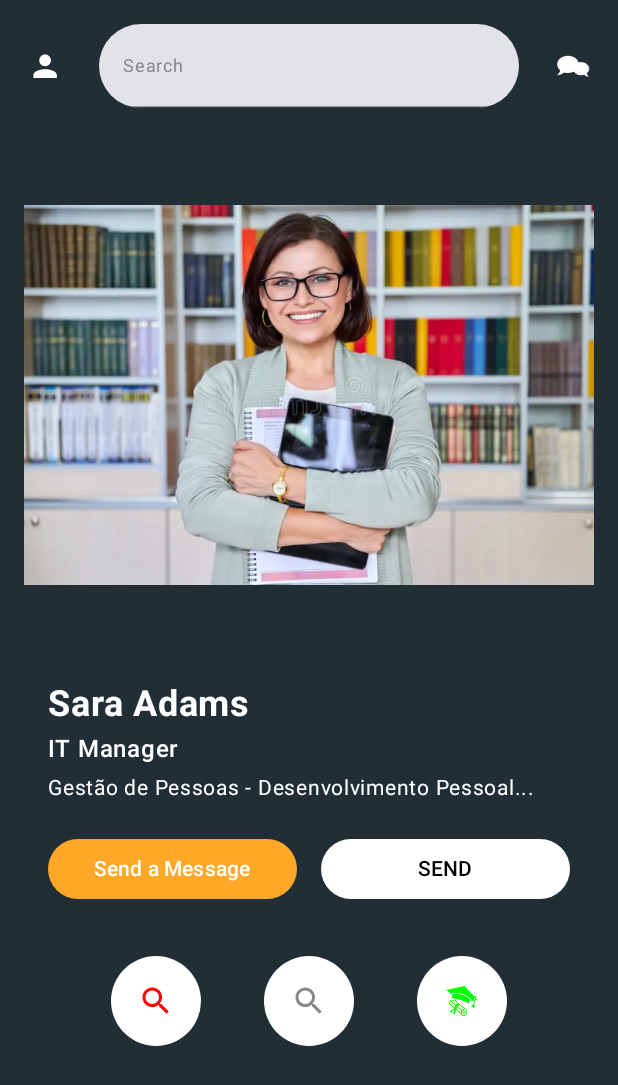
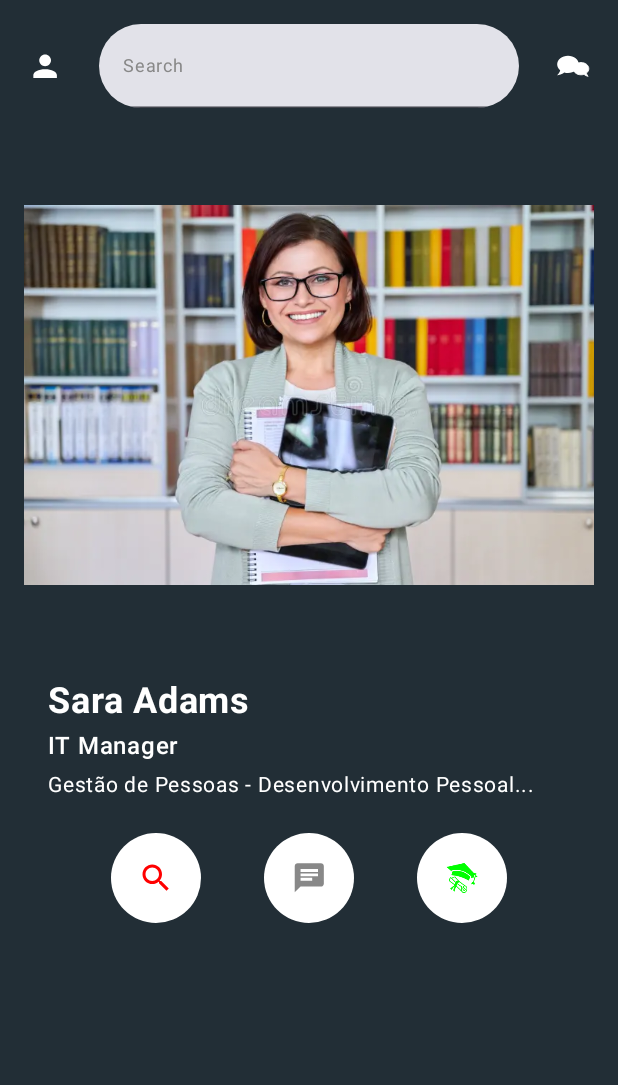
Before and after one commit to edrsjunior/Tinder-Mentorias-FIAP-Challenge, an Android app built with Jetpack Compose: the composable HomeScreen shown on its own in the app's theme, on a phone screen of 412 x 824 dp. Shown: the top 1085 px of the screen. Run offline under Robolectric (Android 15) with nearby library versions, the phone set to English and light mode, and no system bars.

Commit message:
update buttons at home

```diff
--- a/app/src/main/java/com/example/tinderfiap_challenge/homeScreen/HomeScreen.kt
+++ b/app/src/main/java/com/example/tinderfiap_challenge/homeScreen/HomeScreen.kt
@@ -38,13 +38,11 @@ fun HomeScreen() {
 
             ImageSection()
 
-        Spacer(modifier = Modifier.height(2.dp))
-
             UserInfoSection()
 
         Spacer(modifier = Modifier.height(2.dp))
 
-            ActionButtons()
+//            ActionButtons()
 
         Spacer(modifier = Modifier.height(2.dp))
 
@@ -142,35 +140,35 @@ fun UserInfoSection() {
     }
 }
 
-@Composable
-fun ActionButtons() {
-    Row(
-        modifier = Modifier
-            .fillMaxWidth()
-            .padding(16.dp),
-        horizontalArrangement = Arrangement.SpaceBetween,
-        verticalAlignment = Alignment.CenterVertically
-    ) {
-        Button(
-            onClick = { /* Handle send message action */ },
-            modifier = Modifier
-                .weight(1f)
-                .padding(end = 8.dp),
-            colors = ButtonDefaults.buttonColors(containerColor = Color(0xFFFFA726))
-        ) {
-            Text("Send a Message", color = Color.White)
-        }
-        Button(
-            onClick = { /* Handle send action */ },
-            modifier = Modifier
-                .weight(1f)
-                .padding(start = 8.dp),
-            colors = ButtonDefaults.buttonColors(containerColor = Color.White)
-        ) {
-            Text("SEND", color = Color.Black)
-        }
-    }
-}
+//@Composable
+//fun ActionButtons() {
+//    Row(
+//        modifier = Modifier
+//            .fillMaxWidth()
+//            .padding(16.dp),
+//        horizontalArrangement = Arrangement.SpaceBetween,
+//        verticalAlignment = Alignment.CenterVertically
+//    ) {
+//        Button(
+//            onClick = { /* Handle send message action */ },
+//            modifier = Modifier
+//                .weight(1f)
+//                .padding(end = 8.dp),
+//            colors = ButtonDefaults.buttonColors(containerColor = Color(0xFFFFA726))
+//        ) {
+//            Text("Send a Message", color = Color.White)
+//        }
+//        Button(
+//            onClick = { /* Handle send action */ },
+//            modifier = Modifier
+//                .weight(1f)
+//                .padding(start = 8.dp),
+//            colors = ButtonDefaults.buttonColors(containerColor = Color.White)
+//        ) {
+//            Text("SEND", color = Color.Black)
+//        }
+//    }
+//}
 
 @Composable
 fun LikeDislikeButtons(
@@ -205,7 +203,12 @@ fun LikeDislikeButtons(
                 .padding(8.dp)
         ) {
             //ic_info
-            Icon(painter = painterResource(id = R.drawable.ic_search), contentDescription = null, tint = Color.Gray)
+            Icon(
+                painter = painterResource(id = R.drawable.ic_email),
+                contentDescription = null,
+                tint = Color.Gray,
+                modifier = Modifier.size(20.dp) // Set the size for the icon within the IconButton
+            )
         }
         IconButton(
             onClick = { onLikeClick() },
```
